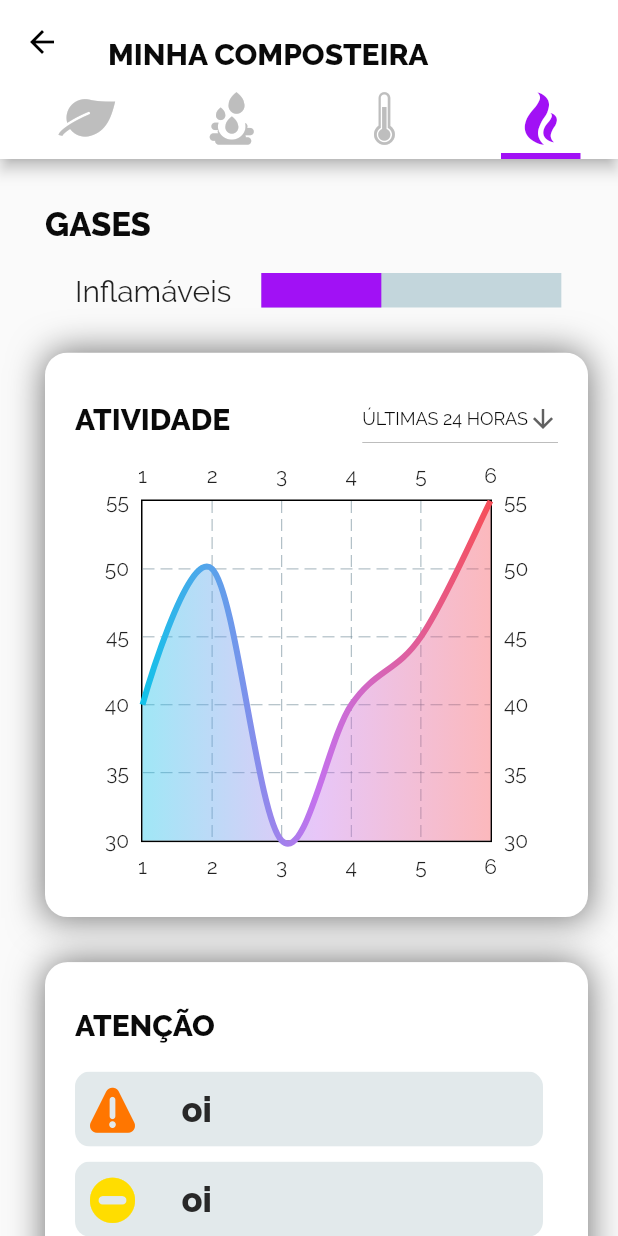
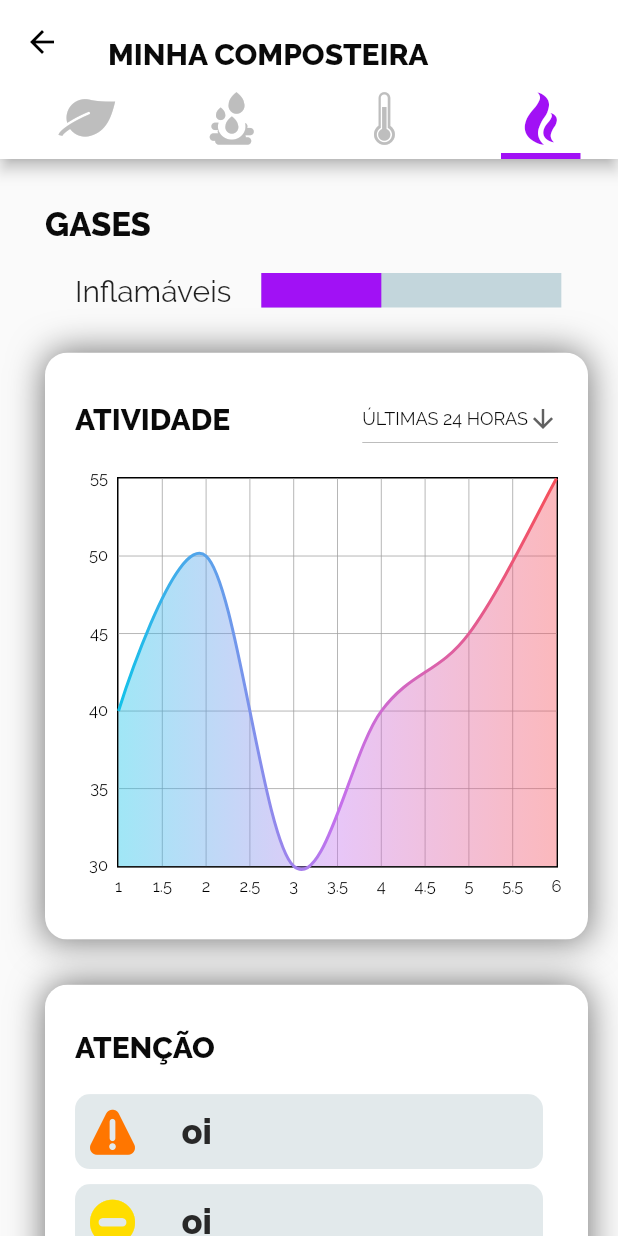
Before and after one commit to GabrielleBarbosa/SmartHummus, a Flutter app: the ComposterScreen screen opened directly, tab 4 chosen, on a phone screen of 412 x 824 dp. Run offline on Flutter 3.47's test engine with Material 2 defaults, Android fonts, the light colour scheme and no system bars; drawn by our look-alikes of fl_chart, percent_indicator; our stand-ins replace firebase_auth, google_fonts, google_sign_in; accounts and stored records are empty.

Commit message:
07/10/2020

```diff
--- a/app/smarthummus_app/lib/cards/chart_card.dart
+++ b/app/smarthummus_app/lib/cards/chart_card.dart
@@ -36,7 +36,7 @@ class _ChartCardState extends State<ChartCard> {
       LineChartBarData(
           spots: allSpots,
           isCurved: true,
-          barWidth: 4,
+          barWidth: 2,
           shadow: const Shadow(
             blurRadius: 8,
             color: Colors.black,
@@ -59,7 +59,10 @@ class _ChartCardState extends State<ChartCard> {
             0.1,
             0.4,
             0.9
-          ]),
+          ],
+
+
+      ),
     ];
   }
 
@@ -116,12 +119,20 @@ class _ChartCardState extends State<ChartCard> {
                         )
                       ],
                     ),
-                    LineChart(
-                      LineChartData(
-                        // read about it in the below section
-                        lineBarsData: lineBarsData
+                    Padding(
+                      padding: EdgeInsets.only(top: 15),
+                      child: LineChart(
+                        LineChartData(
+                          // read about it in the below section
+                            lineBarsData: lineBarsData,
+                            titlesData: FlTitlesData(leftTitles: SideTitles(
+                                interval: 5,
+                                showTitles: true))
+
+                        ),
                       ),
                     )
+
                   ],
                 ),
               ),
```
Also changed, not shown: Documentos/FotosParaDiarioDeBordo/07Outubro.png (added).
